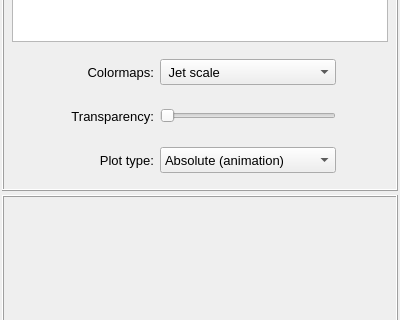
Qt form vibra/interface/data/ui_files/plots/acoustic/acoustic_mode_shape_inputs.ui (MOPT-UFSC/VIBRA) before a commit; both pictures show x 0 to 400 and y 298 to 618 of the 400 by 723 pixel window.
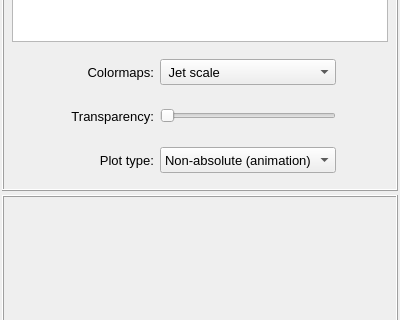
The same form after that commit. Icons and pictures are not drawn.

Commit message: Set the non-absolute values as default plot type in the acoustic field plots

What changed in the file:
```diff
--- a/vibra/interface/data/ui_files/plots/acoustic/acoustic_mode_shape_inputs.ui
+++ b/vibra/interface/data/ui_files/plots/acoustic/acoustic_mode_shape_inputs.ui
@@ -671,7 +671,7 @@
                </property>
                <item>
                 <property name="text">
-                 <string>Absolute (animation)</string>
+                 <string>Non-absolute (animation)</string>
                 </property>
                </item>
                <item>
```
Left out of the diff: 2 changed lines with no effect on the pictures. The commit also changes 5 other files.
